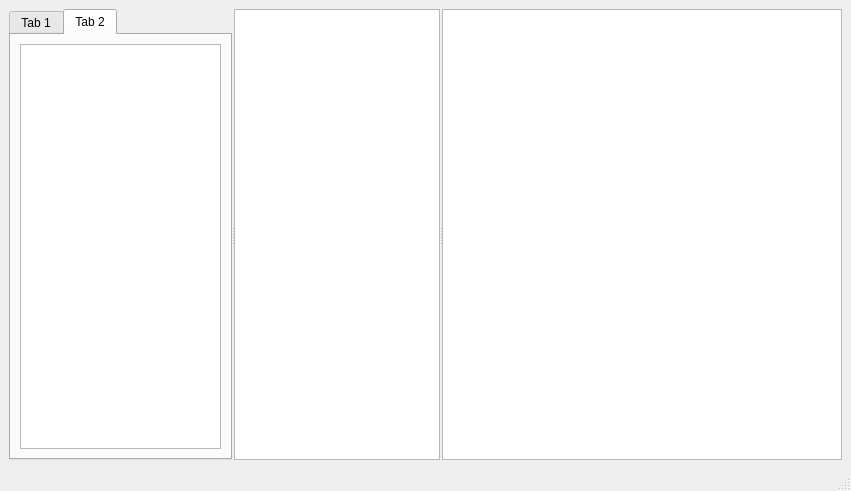
First picture: the form in src/ui/mainwindow.ui, repository Chenyichen12/WaifuStudio, before the edit.
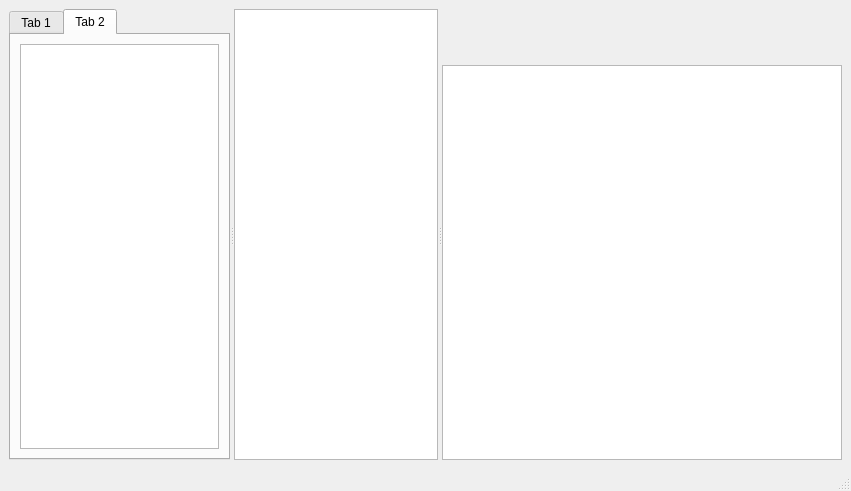
Second picture: the form after the edit. Custom widgets are drawn as their Qt base class.

```diff
--- a/src/ui/mainwindow.ui
+++ b/src/ui/mainwindow.ui
@@ -20,12 +20,6 @@
       <property name="orientation">
        <enum>Qt::Horizontal</enum>
       </property>
-      <property name="opaqueResize">
-       <bool>true</bool>
-      </property>
-      <property name="handleWidth">
-       <number>2</number>
-      </property>
       <property name="childrenCollapsible">
        <bool>false</bool>
       </property>
@@ -88,6 +82,25 @@
         </item>
        </layout>
       </widget>
+      <widget class="QWidget" name="layoutWidget">
+       <layout class="QVBoxLayout" name="verticalLayout">
+        <item>
+         <widget class="views::MainStageTopBar" name="MainStageTopBar" native="true">
+          <property name="sizePolicy">
+           <sizepolicy hsizetype="Preferred" vsizetype="Minimum">
+            <horstretch>0</horstretch>
+            <verstretch>0</verstretch>
+           </sizepolicy>
+          </property>
+          <property name="minimumSize">
+           <size>
+            <width>0</width>
+            <height>50</height>
+           </size>
+          </property>
+         </widget>
+        </item>
+        <item>
       <widget class="views::MainGlGraphicsView" name="MainStageGraphicsView">
        <property name="minimumSize">
         <size>
@@ -96,6 +109,9 @@
         </size>
        </property>
       </widget>
+        </item>
+       </layout>
+      </widget>
      </widget>
     </item>
    </layout>
@@ -123,6 +139,12 @@
    <extends>QGraphicsView</extends>
    <header>views/mainglstage.h</header>
   </customwidget>
+  <customwidget>
+   <class>views::MainStageTopBar</class>
+   <extends>QWidget</extends>
+   <header>views/mainstagetopbar.h</header>
+   <container>1</container>
+  </customwidget>
  </customwidgets>
  <resources/>
  <connections/>
```
Left out of the diff: 4 changed lines with no effect on the pictures. Lines whose indentation alone changed are shown as unchanged.
